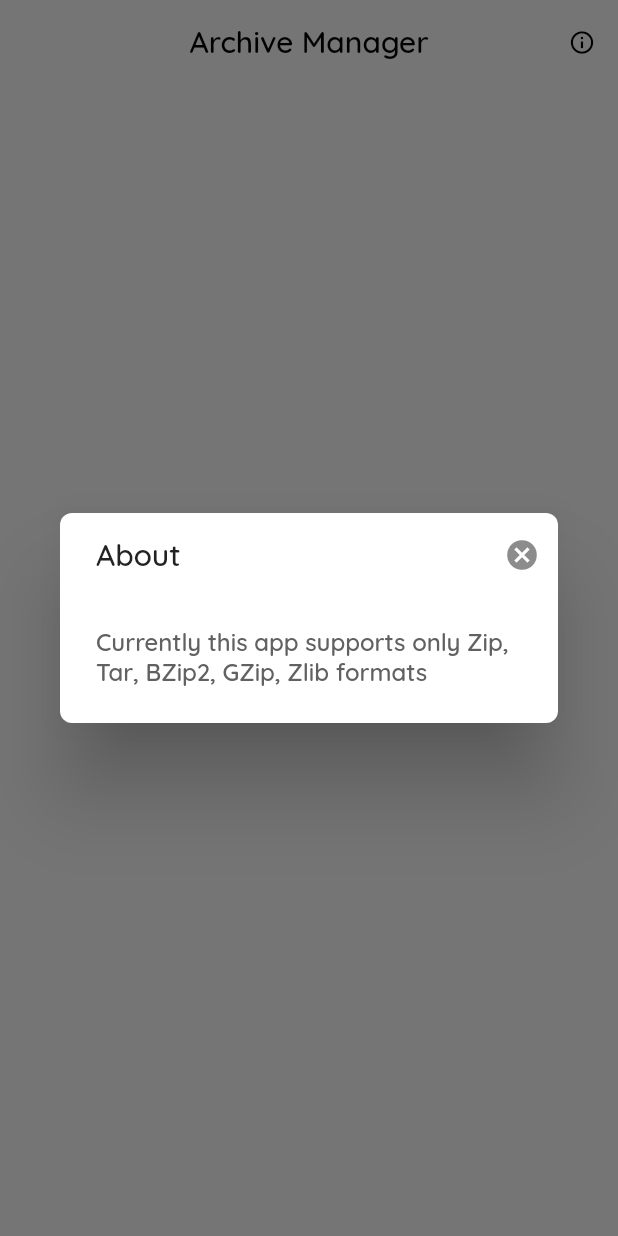
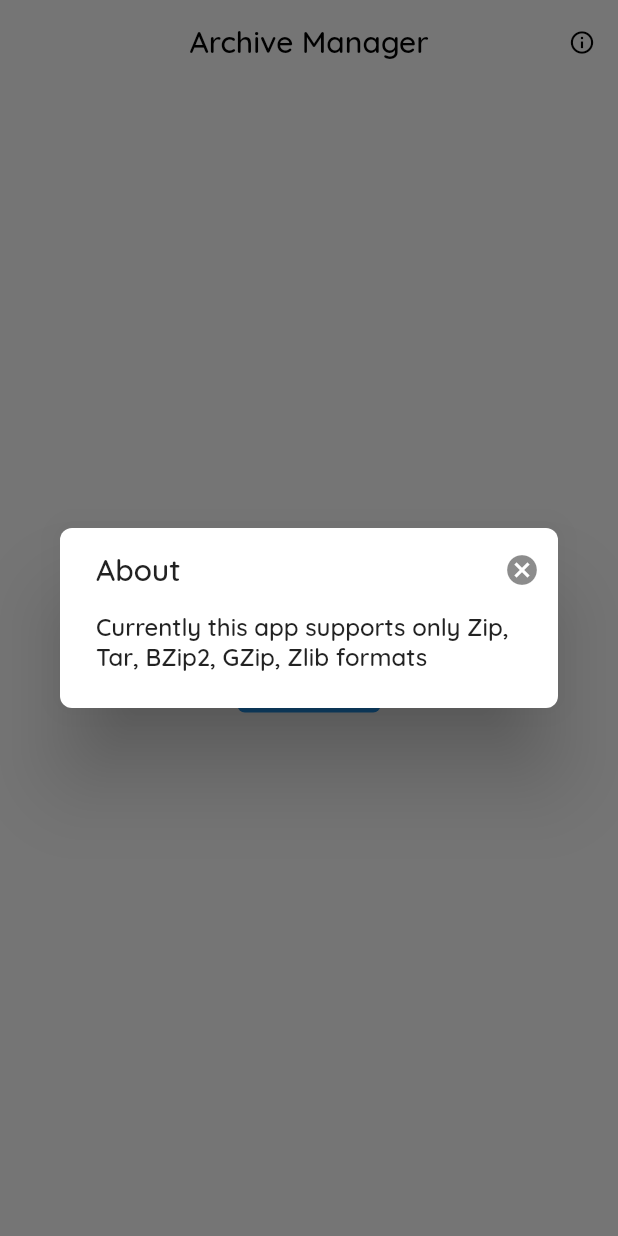
Before and after one commit to amitkhairnar44/archive_manager, a Flutter app: the screen it shows after launch, after a tap on the "info outline" icon, on a phone screen of 412 x 824 dp. Run offline on Flutter 3.47's test engine with Material 2 defaults, Android fonts, the phone set to English and light mode, and no system bars; our stand-ins replace file_picker, permission_handler.

```diff
--- a/lib/home.dart
+++ b/lib/home.dart
@@ -37,7 +37,10 @@ class _HomeState extends State<Home> {
               size: 18.0,
             ),
             onPressed: () {
-              _showInfoDialog();
+              _showInfoDialog(
+                  title: 'About',
+                  text:
+                      'Currently this app supports only Zip, Tar, BZip2, GZip, Zlib formats');
             },
           )
         ],
@@ -109,8 +112,14 @@ class _HomeState extends State<Home> {
             .push(MaterialPageRoute(builder: (BuildContext context) {
           return DecompressedArchiveDetails(
             path: path,
+            fileExtension: extension,
           );
         }));
+      } else {
+        _showInfoDialog(
+            title: 'Error',
+            text:
+                'Please select supported archives: Zip, Tar, BZip2, GZip, Zlib');
       }
     }
   }
@@ -149,18 +158,20 @@ class _HomeState extends State<Home> {
     await _getPermissionStatus();
   }
 
-  _showInfoDialog() {
+  _showInfoDialog({String title, String text}) {
     return showDialog(
         context: context,
         barrierDismissible: false,
         builder: (BuildContext context) {
           return AlertDialog(
             titlePadding: const EdgeInsets.only(left: 24.0),
+            contentPadding:
+                const EdgeInsets.only(left: 24.0, right: 24.0, bottom: 24.0),
             shape: RoundedRectangleBorder(
                 borderRadius: BorderRadius.circular(8.0)),
             title: ListTile(
               title: Text(
-                'About',
+                '$title',
                 style: TextStyle(fontWeight: FontWeight.w500, fontSize: 20.0),
               ),
               trailing: IconButton(
@@ -172,9 +183,8 @@ class _HomeState extends State<Home> {
               contentPadding: const EdgeInsets.all(0.0),
             ),
             content: Text(
-              'Currently this app supports only Zip, Tar, BZip2, GZip, Zlib formats',
-              style: TextStyle(
-                  fontWeight: FontWeight.w500, color: Colors.grey[700]),
+              '$text',
+              style: TextStyle(fontWeight: FontWeight.w500),
             ),
           );
         });
```
Also changed, not shown: lib/decompressed_archive.dart (+154 -138 lines).
